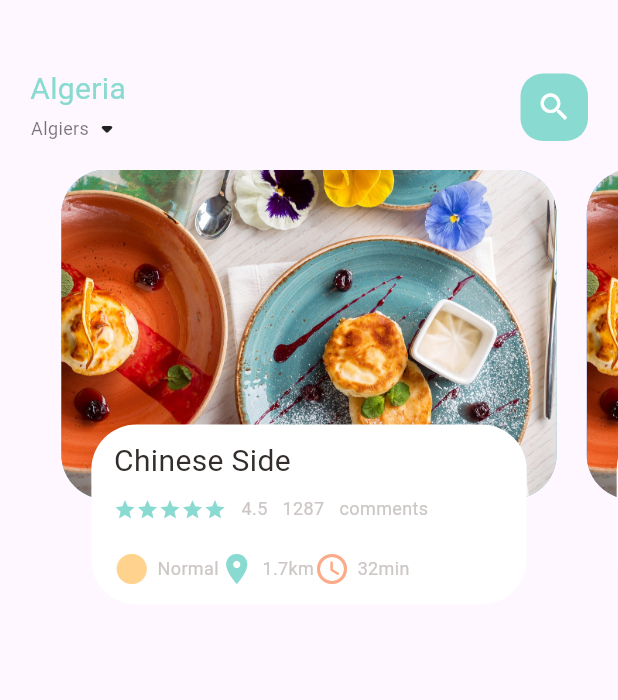
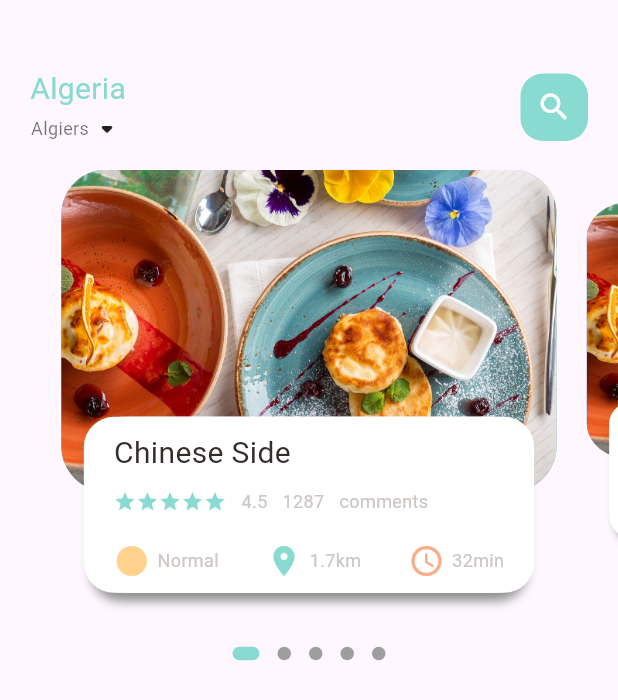
Before and after one commit to IsmailFadeli/E-commerce-App, a Flutter app: the screen it shows after launch, on a phone screen of 412 x 824 dp. Shown: the top 700 px of the screen. Run offline on Flutter 3.47's test engine with Material 3 defaults, Android fonts, the phone set to English and light mode, and no system bars; drawn by our look-alikes of dots_indicator; our stand-ins replace get.

Commit message:
progress on 2:18

```diff
--- a/lib/home/food_page_body.dart
+++ b/lib/home/food_page_body.dart
@@ -1,5 +1,7 @@
+import 'package:dots_indicator/dots_indicator.dart';
 import 'package:flutter/material.dart';
 import 'package:flutter_application_1/colors.dart';
+import 'package:flutter_application_1/utils/dimensions.dart';
 import 'package:flutter_application_1/widgets/Icon_and_Text_Widget.dart';
 import 'package:flutter_application_1/widgets/big_text.dart';
 import 'package:flutter_application_1/widgets/small_text.dart';
@@ -13,25 +15,86 @@ class FoodPageBody extends StatefulWidget {
 
 class _FoodPageBodyState extends State<FoodPageBody> {
   PageController pageController = PageController(viewportFraction: 0.85);
+  var _curPageValue = 0.0;
+  double _scaleFactor = 0.8;
+  double _height = Dimensions.pageViewContainer;
+  @override
+  void initState() {
+    super.initState();
+    pageController.addListener(() {
+      setState(() {
+        _curPageValue = pageController.page!;
+      });
+    });
+  }
+
+//dispose of the captured value (preventing memory leak)
+  @override
+  void dispose() {
+    pageController.dispose();
+  }
+
   @override
   Widget build(BuildContext context) {
-    return Container(
+    return Column(
+      children: [
+        Container(
           // color: Colors.redAccent,
-      height: 320,
+          height: Dimensions.pageView,
           child: PageView.builder(
               controller: pageController,
               itemCount: 5,
               itemBuilder: (context, position) {
                 return _BuildPageItem(position);
               }),
+        ),
+        new DotsIndicator(
+          dotsCount: 5,
+          position: _curPageValue,
+          decorator: DotsDecorator(
+            activeColor: AppColors.mainColor,
+            size: const Size.square(9.0),
+            activeSize: const Size(18.0, 9.0),
+            activeShape: RoundedRectangleBorder(
+                borderRadius: BorderRadius.circular(5.0)),
+          ),
+        ),
+      ],
     );
   }
 
   Widget _BuildPageItem(int index) {
-    return Stack(
+    Matrix4 matrix = new Matrix4.identity();
+    if (index == _curPageValue.floor()) {
+      var currScale = 1 - (_curPageValue - index) * (1 - _scaleFactor);
+      var currTrans = _height * (1 - currScale) / 2;
+      matrix = Matrix4.diagonal3Values(1, currScale, 1)
+        ..setTranslationRaw(0, currTrans, 0);
+    } else if (index == _curPageValue.floor() + 1) {
+      var currScale =
+          _scaleFactor + (_curPageValue - index + 1) * (1 - _scaleFactor);
+      var currTrans = _height * (1 - currScale) / 2;
+      matrix = Matrix4.diagonal3Values(1, currScale, 1);
+      matrix = Matrix4.diagonal3Values(1, currScale, 1)
+        ..setTranslationRaw(0, currTrans, 0);
+    } else if (index == _curPageValue.floor() - 1) {
+      var currScale = 1 - (_curPageValue - index) * (1 - _scaleFactor);
+      var currTrans = _height * (1 - currScale) / 2;
+      matrix = Matrix4.diagonal3Values(1, currScale, 1);
+      matrix = Matrix4.diagonal3Values(1, currScale, 1)
+        ..setTranslationRaw(0, currTrans, 0);
+    } else {
+      var currScale = 0.8;
+      matrix = Matrix4.diagonal3Values(1, currScale, 1)
+        ..setTranslationRaw(0, _height * (1 - _scaleFactor) / 2, 0);
+    }
+
+    return Transform(
+      transform: matrix,
+      child: Stack(
         children: [
           Container(
-          height: 220,
+            height: Dimensions.pageViewContainer,
             margin: EdgeInsets.only(left: 10, right: 10),
             decoration: BoxDecoration(
               borderRadius: BorderRadius.circular(30),
@@ -45,11 +108,19 @@ class _FoodPageBodyState extends State<FoodPageBody> {
           Align(
             alignment: Alignment.bottomCenter,
             child: Container(
-            height: 120,
+              height: Dimensions.pageViewTextContainer,
               margin: EdgeInsets.only(left: 30, right: 30, bottom: 30),
               decoration: BoxDecoration(
-              borderRadius: BorderRadius.circular(30),
+                borderRadius: BorderRadius.circular(20),
                 color: Colors.white,
+                boxShadow: [
+                  BoxShadow(
+                      color: Color(0xFFe8e8e8e),
+                      blurRadius: 5.0,
+                      offset: Offset(0, 5)),
+                  BoxShadow(color: Colors.white, offset: Offset(-5, 0)),
+                  BoxShadow(color: Colors.white, offset: Offset(5, 0)),
+                ],
               ),
               child: Container(
                 padding: EdgeInsets.only(top: 10, left: 15, right: 15),
@@ -91,6 +162,7 @@ class _FoodPageBodyState extends State<FoodPageBody> {
                       height: 20,
                     ),
                     Row(
+                      mainAxisAlignment: MainAxisAlignment.spaceBetween,
                       children: [
                         IconAndTextWidget(
                           icon: Icons.circle_sharp,
@@ -115,6 +187,7 @@ class _FoodPageBodyState extends State<FoodPageBody> {
             ),
           ),
         ],
+      ),
     );
   }
 }
--- a/lib/main.dart
+++ b/lib/main.dart
@@ -1,5 +1,6 @@
 import 'package:flutter/material.dart';
 import 'package:flutter_application_1/home/main_food_page.dart';
+import 'package:get/get.dart';
 
 void main() {
   runApp(const MyApp());
@@ -10,7 +11,7 @@ class MyApp extends StatelessWidget {
 
   @override
   Widget build(BuildContext context) {
-    return MaterialApp(
+    return GetMaterialApp(
       debugShowCheckedModeBanner: false,
       title: 'Flutter Demo',
       theme: ThemeData(
--- /dev/null
+++ b/lib/utils/dimensions.dart
@@ -0,0 +1,9 @@
+import 'package:get/get.dart';
+
+class Dimensions {
+  static double screenHeight = Get.context!.height;
+  static double screenWidth = Get.context!.width;
+  static double pageView = screenHeight / 2.64;
+  static double pageViewContainer = screenHeight / 3.84;
+  static double pageViewTextContainer = screenHeight / 7.03;
+}
--- a/pubspec.yaml
+++ b/pubspec.yaml
@@ -30,7 +30,8 @@ environment:
 dependencies:
   flutter:
     sdk: flutter
-
+  get: ^4.1.4
+  dots_indicator: ^2.1.1
 
   # The following adds the Cupertino Icons font to your application.
   # Use with the CupertinoIcons class for iOS style icons.
```
Also changed, not shown: pubspec.lock. Lines whose indentation alone changed are shown as unchanged.
